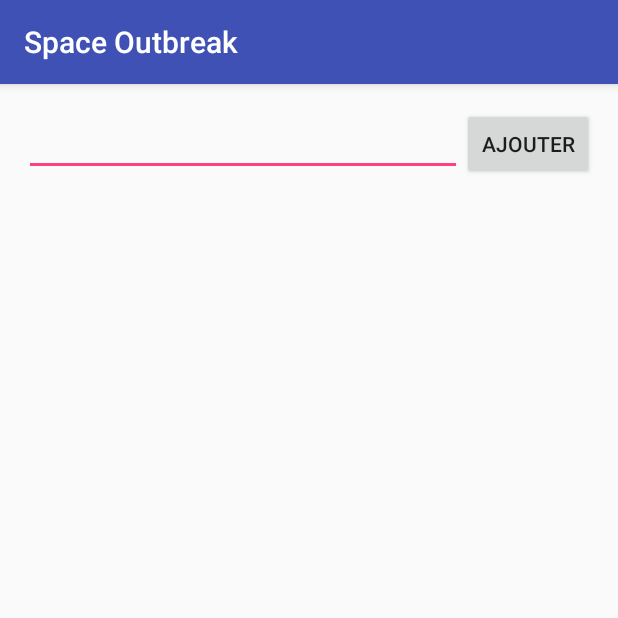
After one commit to sveyrat/spaceoutbreak, an Android app: the NewGameInputPlayerActivity screen opened directly, with no data from a screen before it, on a phone screen of 412 x 824 dp, the top half of it. The commit adds this screen. Run offline under Robolectric (Android 15) with nearby library versions, the phone set to English and light mode, and no system bars.

Commit message:
First version of the player input view

```diff
--- a/app/src/main/AndroidManifest.xml
+++ b/app/src/main/AndroidManifest.xml
@@ -8,13 +8,16 @@
         android:label="@string/app_name"
         android:supportsRtl="true"
         android:theme="@style/AppTheme">
+
         <activity android:name=".HomeActivity">
             <intent-filter>
                 <action android:name="android.intent.action.MAIN" />
-
                 <category android:name="android.intent.category.LAUNCHER" />
             </intent-filter>
         </activity>
+
+        <activity android:name=".NewGameInputPlayerActivity"></activity>
+
     </application>
 
 </manifest>
--- /dev/null
+++ b/app/src/main/java/com/github/sveyrat/spaceoutbreak/NewGameInputPlayerActivity.java
@@ -0,0 +1,36 @@
+package com.github.sveyrat.spaceoutbreak;
+
+import android.support.v7.app.AppCompatActivity;
+import android.os.Bundle;
+import android.view.View;
+import android.widget.ArrayAdapter;
+import android.widget.EditText;
+import android.widget.ListView;
+
+import java.util.ArrayList;
+import java.util.List;
+
+public class NewGameInputPlayerActivity extends AppCompatActivity {
+
+    private List<String> players = new ArrayList<>();
+    ArrayAdapter<String> adapter;
+
+    @Override
+    protected void onCreate(Bundle savedInstanceState) {
+        super.onCreate(savedInstanceState);
+        setContentView(R.layout.activity_new_game_input_player);
+        adapter = new ArrayAdapter<>(this,
+                android.R.layout.simple_list_item_1,
+                players);
+        ListView listView = (ListView) findViewById(R.id.new_game_input_player_player_list);
+        listView.setAdapter(adapter);
+    }
+
+    public void addPlayer(View view) {
+        // TODO here : handle already existing player name and empty input cases
+        EditText playerNameEditText = (EditText) findViewById(R.id.new_game_input_player_player_name);
+        String playerName = playerNameEditText.getText().toString();
+        adapter.add(playerName);
+        playerNameEditText.setText("");
+    }
+}
--- /dev/null
+++ b/app/src/main/res/layout/activity_new_game_input_player.xml
@@ -0,0 +1,41 @@
+<?xml version="1.0" encoding="utf-8"?>
+<RelativeLayout xmlns:android="http://schemas.android.com/apk/res/android"
+    xmlns:tools="http://schemas.android.com/tools"
+    android:layout_width="match_parent"
+    android:layout_height="match_parent"
+    android:paddingBottom="@dimen/activity_vertical_margin"
+    android:paddingLeft="@dimen/activity_horizontal_margin"
+    android:paddingRight="@dimen/activity_horizontal_margin"
+    android:paddingTop="@dimen/activity_vertical_margin"
+    tools:context="com.github.sveyrat.spaceoutbreak.NewGameInputPlayerActivity">
+
+    <LinearLayout
+        android:id="@+id/new_game_input_player_inputs_layout"
+        android:layout_width="match_parent"
+        android:layout_height="wrap_content"
+        android:layout_gravity="bottom"
+        android:layout_alignParentTop="true">
+
+        <EditText
+            android:id="@+id/new_game_input_player_player_name"
+            android:layout_width="wrap_content"
+            android:layout_height="wrap_content"
+            android:layout_weight="1" />
+
+        <Button
+            android:id="@+id/new_game_input_player_add_player"
+            android:layout_width="wrap_content"
+            android:layout_height="wrap_content"
+            android:text="@string/new_game_player_input.add"
+            android:onClick="addPlayer"/>
+
+    </LinearLayout>
+
+    <ListView
+        android:id="@+id/new_game_input_player_player_list"
+        android:layout_width="match_parent"
+        android:layout_height="wrap_content"
+        android:layout_below="@id/new_game_input_player_inputs_layout">
+    </ListView>
+
+</RelativeLayout>
--- a/app/src/main/res/values/strings.xml
+++ b/app/src/main/res/values/strings.xml
@@ -1,3 +1,6 @@
 <resources>
     <string name="app_name">Space Outbreak</string>
+    <string name="home.welcome">Bienvenue dans Space Outbreak</string>
+    <string name="home.new_game">Nouvelle partie</string>
+    <string name="new_game_player_input.add">Ajouter</string>
 </resources>
```
Also changed, not shown: app/src/main/java/com/github/sveyrat/spaceoutbreak/HomeActivity.java (+7 -0 lines), app/src/main/res/layout/activity_home.xml (+14 -1 lines).
